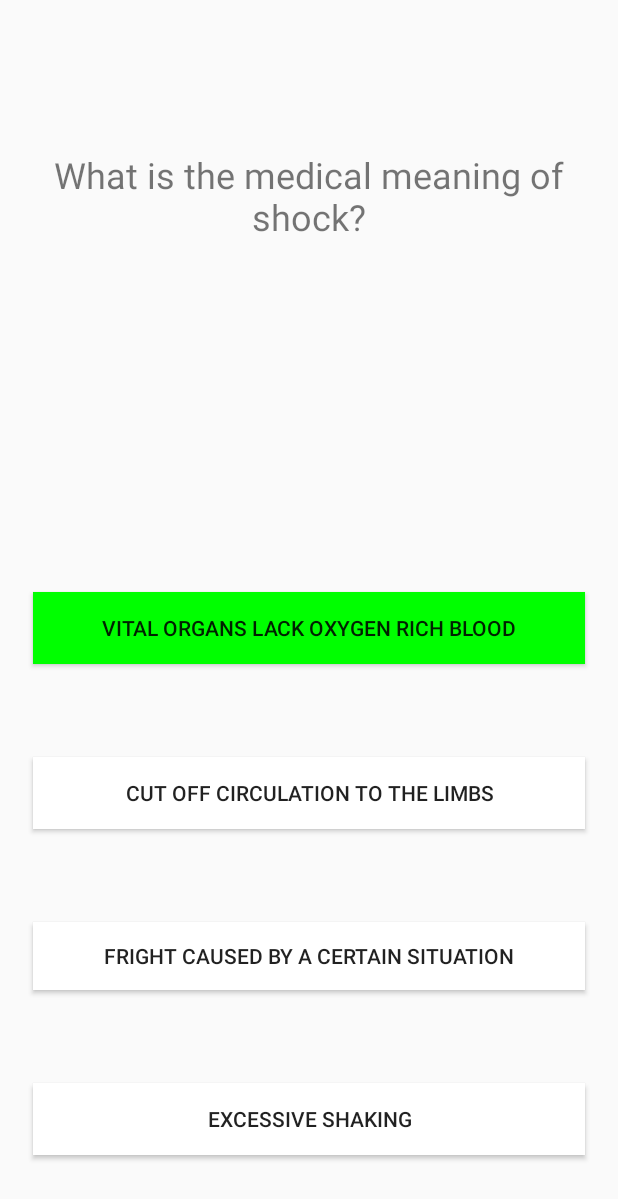
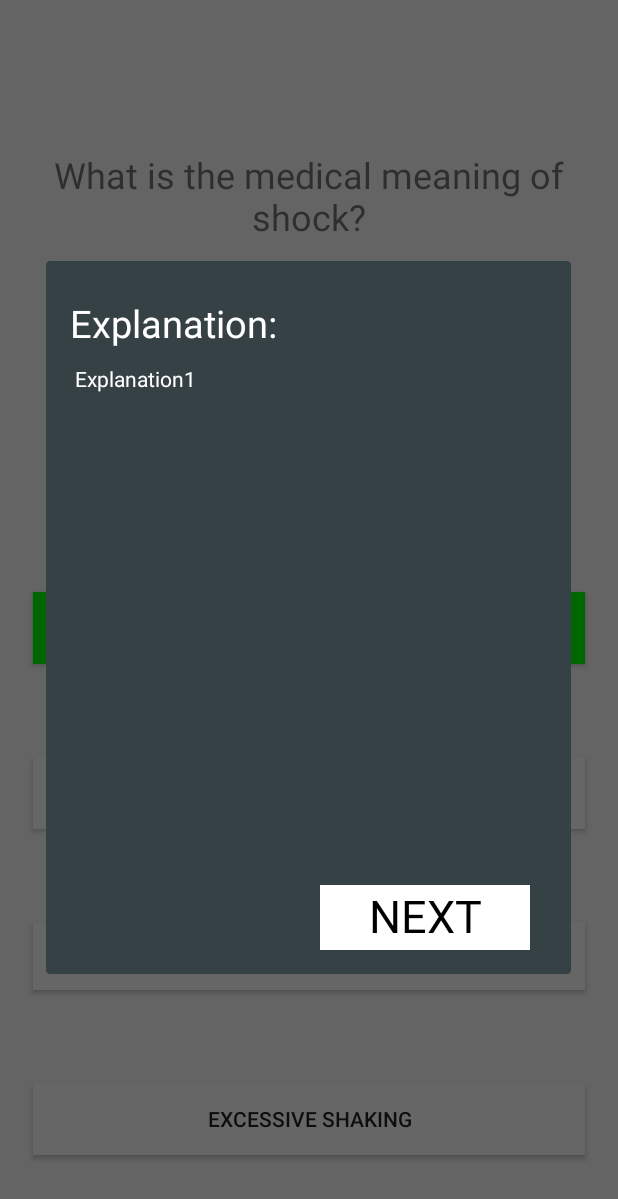
Before and after one commit to Mivezo/ComsciSummativeMVAW, an Android app: the QuizMenuActivity screen opened directly, with no data from a screen before it, after a tap on "VITAL ORGANS LACK OXYGEN RICH BLOOD", on a phone screen of 412 x 824 dp. Shown: the top 1199 px of the screen. Run offline under Robolectric (Android 15) with nearby library versions, the phone set to English and light mode, and no system bars.

Commit message:
Added popup functionality with multiple explanations

```diff
--- a/app/src/main/java/com/comsci/michelaustin/comscisummative/MainActivity.java
+++ b/app/src/main/java/com/comsci/michelaustin/comscisummative/MainActivity.java
@@ -4,10 +4,8 @@ import android.app.Dialog;
 import android.content.Intent;
 import android.os.Bundle;
 import android.support.v7.app.AppCompatActivity;
-import android.util.Log;
 import android.view.View;
 import android.widget.Button;
-import android.widget.TextView;
 
 public class MainActivity extends AppCompatActivity {
 
@@ -39,7 +37,7 @@ public class MainActivity extends AppCompatActivity {
     }
 
 
-    public void showPopup(View v) {
+    /*public void showPopup(View v) {
         Log.d("Test", "test");
         TextView nextButton;
         TextView explanationLabel;
@@ -57,5 +55,5 @@ public class MainActivity extends AppCompatActivity {
             }
         });
         dialog.show();
-    }
+    }*/
 }
--- a/app/src/main/java/com/comsci/michelaustin/comscisummative/QuestionLibrary.java
+++ b/app/src/main/java/com/comsci/michelaustin/comscisummative/QuestionLibrary.java
@@ -34,6 +34,14 @@ public class QuestionLibrary {
             {"Performing cpr on the victim"}
     };
 
+    private String explanations[]={
+            "Explanation1",
+            "Explanation2",
+            "Explanation3",
+            "Explanation4",
+            "Explanation5"
+    };
+
     ArrayList currentCorrectAnswerArray = new ArrayList();
 
     //Returns the specific question in the array
@@ -50,6 +58,11 @@ public class QuestionLibrary {
         else{
             return "";
         }
+    }
+
+    public String getExplanation(int i){
+        String explanation = explanations[i];
+        return explanation;
     }
 
     /*public String getChoice2(int i){
--- a/app/src/main/java/com/comsci/michelaustin/comscisummative/QuizMenuActivity.java
+++ b/app/src/main/java/com/comsci/michelaustin/comscisummative/QuizMenuActivity.java
@@ -1,5 +1,6 @@
 package com.comsci.michelaustin.comscisummative;
 
+import android.app.Dialog;
 import android.graphics.Color;
 import android.os.Bundle;
 import android.os.Handler;
@@ -21,7 +22,9 @@ public class QuizMenuActivity extends AppCompatActivity {
     private int questionNumber=0;
     private int amountCorrect;//integer needed if there are multiple answers
     private int amountCorrectComparison=0;//integer to compare
+    private String explanation="";
 
+    private Dialog dialog;
 
 
     ArrayList answerArray = new ArrayList();
@@ -43,93 +46,33 @@ public class QuizMenuActivity extends AppCompatActivity {
         option4 = (Button) findViewById(R.id.option4);
         questionLabel = (TextView) findViewById(R.id.questionLabel);
 
-        //
-        displayQuestions(); //displaying the questions on the option buttons
+        displayQuestions(); //displaying the questions on the option buttons as well as retrieving specific question info
 
+        //creating a dialog for the popup window
+        dialog = new Dialog(this);
 
         // Sets onclick listener for each button to test whether the user clicked the right one
         option1.setOnClickListener(new View.OnClickListener() {
             @Override
             public void onClick(View v) {
-                /*boolean correct = false;
-                for (int i = 0; i<answerArray.size(); i++){
-
-                    if(option1.getText()== answerArray.get(i)){
-                        option1.setBackgroundColor(Color.GREEN);
-                        amountCorrectComparison++;
-                        correct=true;
-
-                        if(testComplete()){
-                            questionNumber+=1;
-                            switchQuestion();
-                        }
-
-                    }
-
-                }
-                if(correct=false){
-                    option1.setBackgroundColor(Color.RED);
-                }*/
-
                 checkAnswer(option1);
-
-
-
-
-
             }
         });
         option2.setOnClickListener(new View.OnClickListener() {
             @Override
             public void onClick(View v) {
-                /*for (int i = 0; i<answerArray.size(); i++){
-                    if(option2.getText()== answerArray.get(i)){
-                        option2.setBackgroundColor(Color.GREEN);
-                        amountCorrectComparison++;
-
-                        if(testComplete()){
-                            questionNumber+=1;
-                            switchQuestion();
-                        }
-                    }
-                    else option2.setBackgroundColor(Color.RED);
-                }*/
                 checkAnswer(option2);
             }
         });
         option3.setOnClickListener(new View.OnClickListener() {
             @Override
             public void onClick(View v) {
-                /*for (int i = 0; i<answerArray.size(); i++){
-                    if(option3.getText()== answerArray.get(i)){
-                        option3.setBackgroundColor(Color.GREEN);
-                        amountCorrectComparison++;
-
-                        if(testComplete()){
-                            questionNumber+=1;
-                            switchQuestion();
-                        }
-                    }
-                    else option3.setBackgroundColor(Color.RED);
-                }*/
                 checkAnswer(option3);
             }
         });
         option4.setOnClickListener(new View.OnClickListener() {
             @Override
             public void onClick(View v) {
-                /*for (int i = 0; i<answerArray.size(); i++){
-                    if(option4.getText()== answerArray.get(i)){
-                        option4.setBackgroundColor(Color.GREEN);
-                        amountCorrectComparison++;
-
-                        if(testComplete()){
-                            questionNumber+=1;
-                            switchQuestion();
-                        }
-                    }
-                    else option4.setBackgroundColor(Color.RED);
-                }*/
                 checkAnswer(option4);
             }
         });
@@ -140,14 +83,15 @@ public class QuizMenuActivity extends AppCompatActivity {
     //Also fetches the correct amount of answers to test to allow for multiple answers
     private void displayQuestions(){
         questionLabel.setText(mQuestionLibrary.getQuestion(questionNumber));
+
         option1.setText(getQuestion(questionNumber,0));
         option1.setBackgroundColor(Color.WHITE);
         option2.setText(getQuestion(questionNumber,1));
         option2.setBackgroundColor(Color.WHITE);
-
-
         option3.setBackgroundColor(Color.WHITE);
-        if (testWhetherBlank(2) == true) {
+        option4.setBackgroundColor(Color.WHITE);
+        //to test specifically for true and false questions and to remove visibility of the last two buttons
+        if (testWhetherBlank(2)) {
             option3.setVisibility(View.GONE);
         }
         else{
@@ -155,7 +99,7 @@ public class QuizMenuActivity extends AppCompatActivity {
             option3.setText(getQuestion(questionNumber,2));
         }
 
-        if (testWhetherBlank(3) == true) {
+        if (testWhetherBlank(3)) {
             option4.setVisibility(View.GONE);
         }
         else{
@@ -163,10 +107,10 @@ public class QuizMenuActivity extends AppCompatActivity {
             option4.setText(getQuestion(questionNumber,3));
         }
 
-        option4.setBackgroundColor(Color.WHITE);
-        /*mAnswer = mQuestionLibrary.getCorrectAnswer(questionNumber);*/
+        //
         answerArray=(ArrayList<Object>)mQuestionLibrary.getCorrectAnswer(questionNumber).clone();
 
+        explanation=mQuestionLibrary.getExplanation(questionNumber);
 
         amountCorrect=mQuestionLibrary.getNumCorrect(questionNumber);
 
@@ -203,21 +147,21 @@ public class QuizMenuActivity extends AppCompatActivity {
 
     //checks whether the button pressed is a correct answer or not
     private void checkAnswer(Button b){
+
         boolean correct = false;
+
         for (int i = 0; i<answerArray.size(); i++){
-
+            //compares the text on the button with the arraylist
             if(b.getText()== answerArray.get(i)){
-                b.setBackgroundColor(Color.GREEN);
-                amountCorrectComparison++;
+                b.setBackgroundColor(Color.GREEN); //sets to green to indicate correct answer
+                amountCorrectComparison++; //increment integer to compare with set number of correct answers
                 correct=true;
 
                 if(testComplete()){
                     questionNumber+=1;
-                    switchQuestion();
+                    showPopup(this.findViewById(android.R.id.content));
                 }
-
             }
-
         }
         if(!correct){
             b.setBackgroundColor(Color.RED);
@@ -238,4 +182,26 @@ public class QuizMenuActivity extends AppCompatActivity {
         }, 1500);
         amountCorrectComparison=0;
     }
+
+    public void showPopup(View v) {
+        TextView nextButton;
+        TextView explanationLabel;
+        TextView explanationText;
+        dialog.setContentView(R.layout.custompopup);
+
+        explanationLabel = (TextView) dialog.findViewById(R.id.explanationLabel);
+        nextButton = (TextView) dialog.findViewById(R.id.nextText);
+        explanationText = (TextView) dialog.findViewById(R.id.explanationText);
+        explanationText.setText(explanation);
+
+        //Switches the question when the next button is pressed
+        nextButton.setOnClickListener(new View.OnClickListener() {
+            @Override
+            public void onClick(View v) {
+                dialog.dismiss();
+                switchQuestion();
+            }
+        });
+        dialog.show();
+    }
 }
--- a/app/src/main/res/layout/custompopup.xml
+++ b/app/src/main/res/layout/custompopup.xml
@@ -19,7 +19,7 @@
         android:textColor="@android:color/background_dark"
         android:textSize="30sp"
         app:layout_constraintEnd_toEndOf="parent"
-        app:layout_constraintHorizontal_bias="0.98"
+        app:layout_constraintHorizontal_bias="0.871"
         app:layout_constraintStart_toStartOf="parent"
         app:layout_constraintTop_toTopOf="parent" />
 
@@ -37,11 +37,11 @@
 
     <TextView
         android:id="@+id/explanationText"
-        android:layout_width="340dp"
+        android:layout_width="311dp"
         android:layout_height="338dp"
         android:layout_marginBottom="8dp"
-        android:layout_marginEnd="35dp"
-        android:layout_marginStart="35dp"
+        android:layout_marginEnd="50dp"
+        android:layout_marginStart="50dp"
         android:layout_marginTop="8dp"
         android:text=""
         android:textColor="@color/colorWhite"
```
